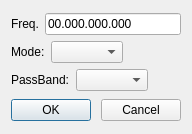
The window that mqt/MqtLogger/runbuttondialog.ui (zsteva/backup-minos2) describes before a commit, drawn with Qt 5.
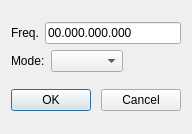
The same window after the commit.

```diff
--- a/mqt/MqtLogger/runbuttondialog.ui
+++ b/mqt/MqtLogger/runbuttondialog.ui
@@ -64,33 +64,6 @@
        </item>
       </layout>
      </item>
-     <item>
-      <layout class="QHBoxLayout" name="horizontalLayout_7">
-       <item>
-        <widget class="QLabel" name="passbandlbl">
-         <property name="text">
-          <string>PassBand:</string>
-         </property>
-        </widget>
-       </item>
-       <item>
-        <widget class="QComboBox" name="pbStateCb"/>
-       </item>
-       <item>
-        <spacer name="horizontalSpacer_2">
-         <property name="orientation">
-          <enum>Qt::Horizontal</enum>
-         </property>
-         <property name="sizeHint" stdset="0">
-          <size>
-           <width>40</width>
-           <height>20</height>
-          </size>
-         </property>
-        </spacer>
-       </item>
-      </layout>
-     </item>
     </layout>
    </item>
    <item>
```
